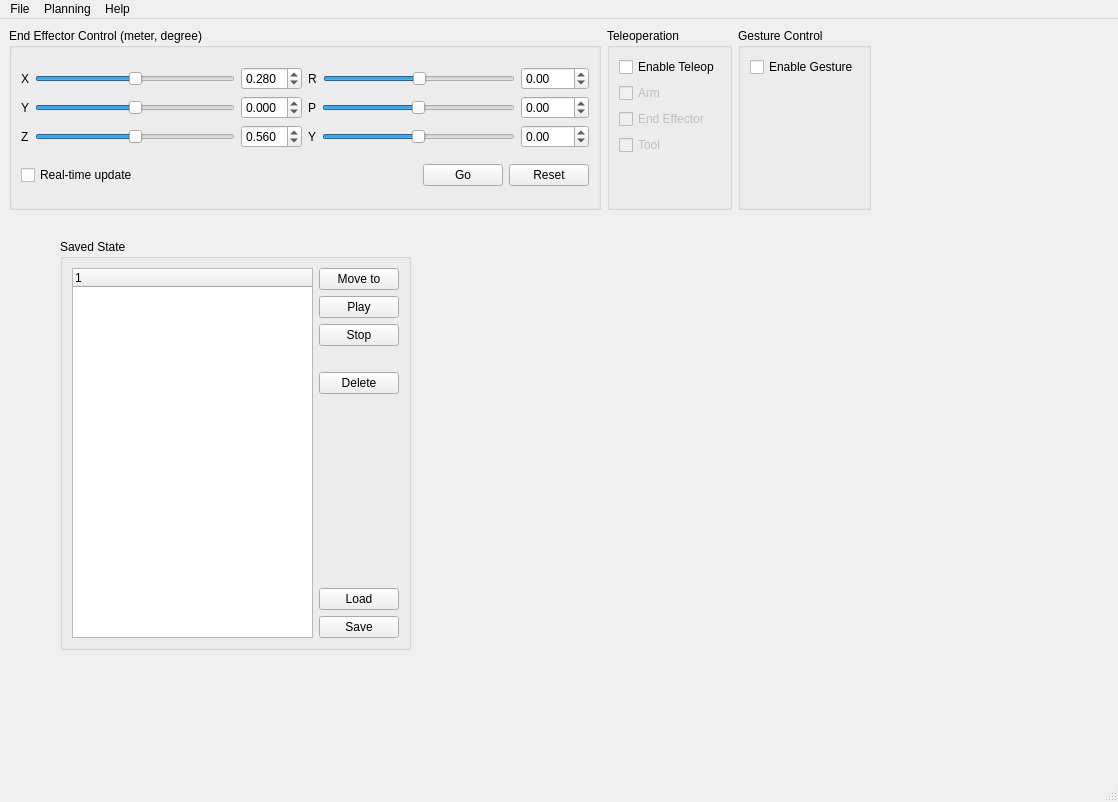
The window that prw/src/prw.ui (cuixiongyi/hiveground-ros-pkg) describes before a commit, drawn with Qt 5.
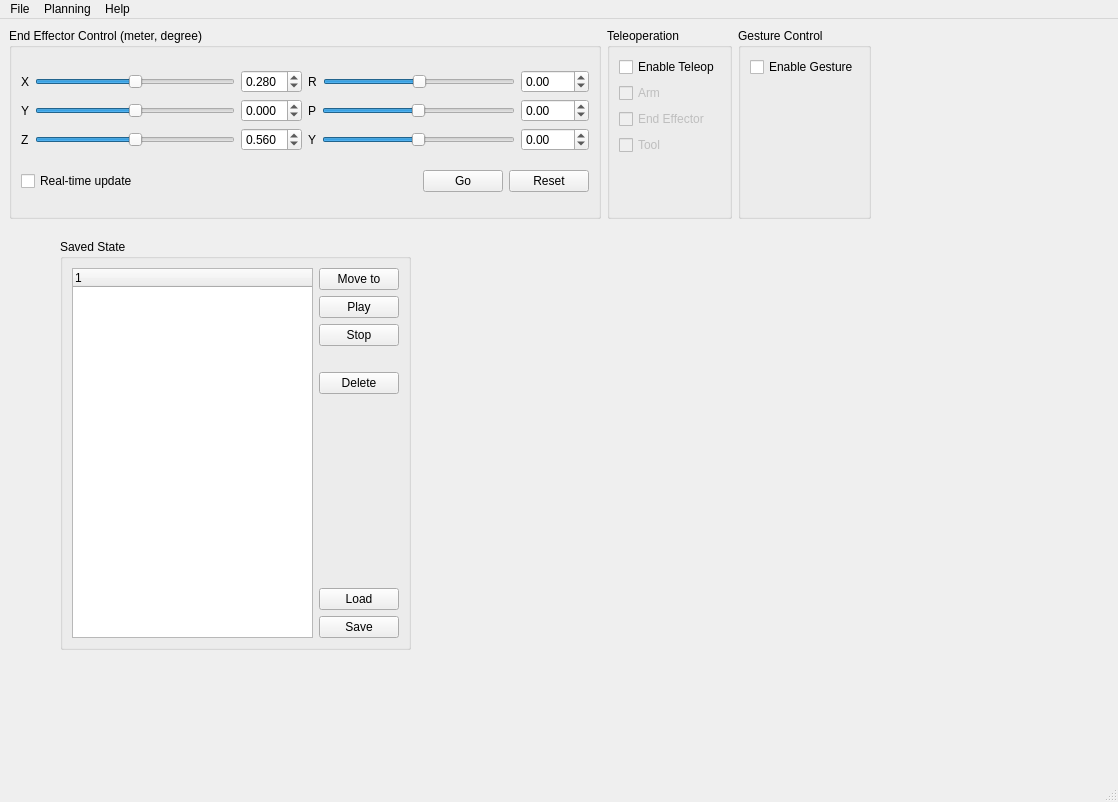
The same window after the commit.

The edit to the form file:
```diff
--- a/prw/src/prw.ui
+++ b/prw/src/prw.ui
@@ -123,7 +123,7 @@
       <x>9</x>
       <y>9</y>
       <width>862</width>
-      <height>182</height>
+      <height>191</height>
      </rect>
     </property>
     <layout class="QHBoxLayout" name="horizontalLayout_9">
```
